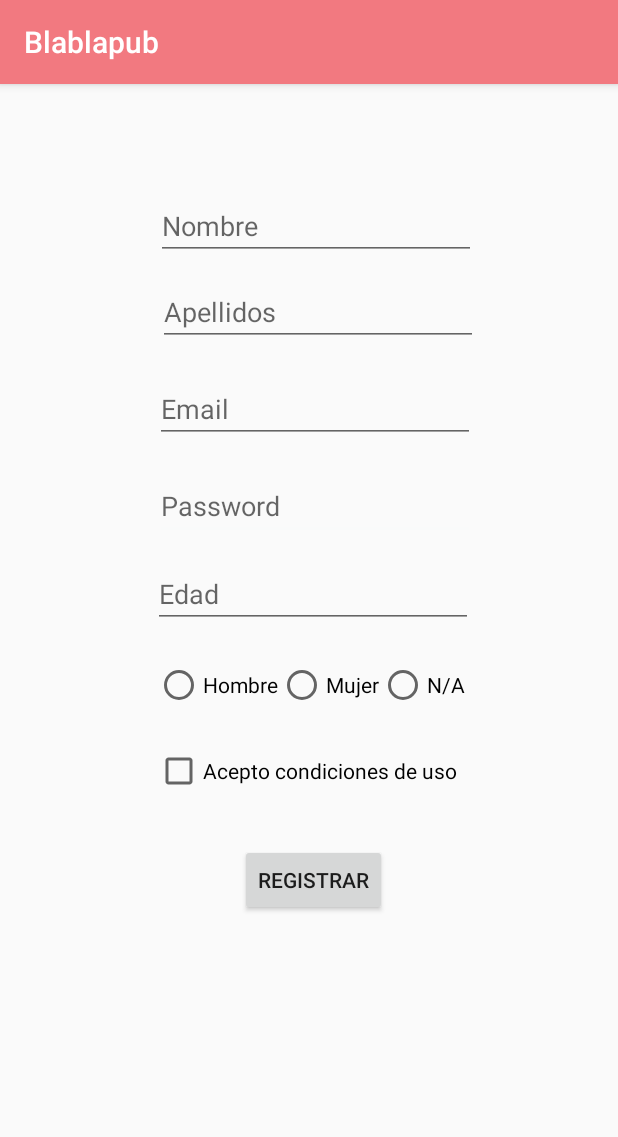
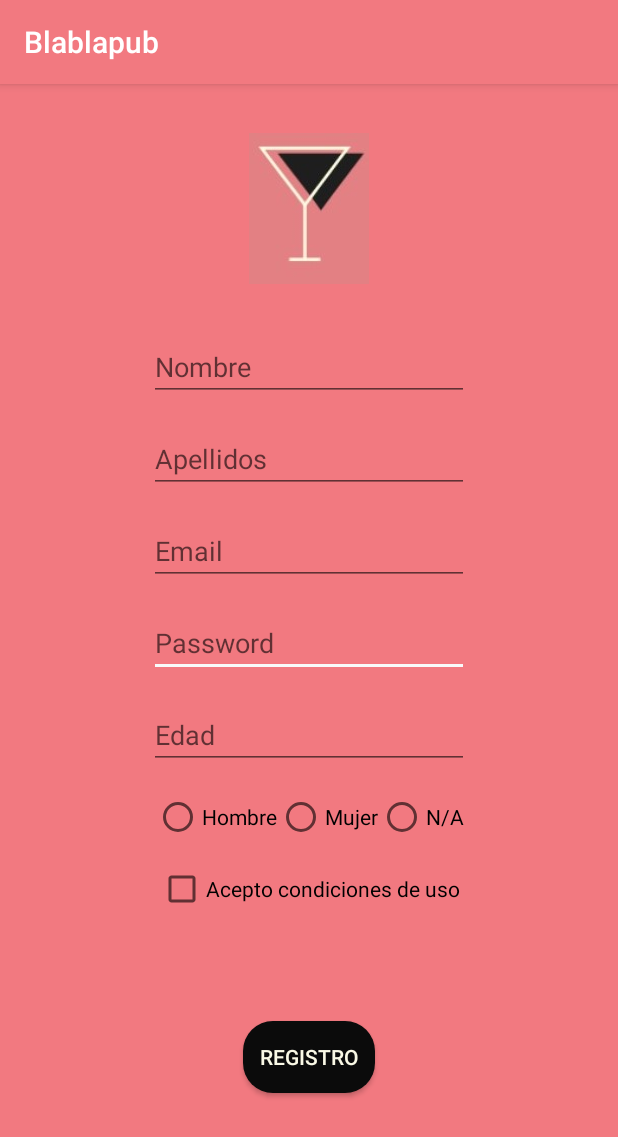
Before and after one commit to hectorLopezCEV/blablapub_android, an Android app: the RegisterActivity screen opened directly, with no data from a screen before it, on a phone screen of 412 x 824 dp. Shown: the top 1137 px of the screen. Run offline under Robolectric (Android 15) with nearby library versions, the phone set to English and light mode, and no system bars.

Commit message:
actualizacionRegistro3

```diff
--- a/app/src/main/java/com/cev/blablapub/MainActivity.java
+++ b/app/src/main/java/com/cev/blablapub/MainActivity.java
@@ -82,8 +82,8 @@ public class MainActivity extends AppCompatActivity implements CompoundButton.On
     Oculta la presentación y visualiza los campos de entrada de datos
      */
     public void abrirRegistro(View vista) {
-        login.setVisibility(View.GONE);
-        registro.setVisibility(View.GONE);
+        //login.setVisibility(View.GONE);
+        //registro.setVisibility(View.GONE);
 
         Intent intent = new Intent(this,RegisterActivity.class);
         intent.putExtra(EXTRA_MESSAGE, "message");
--- a/app/src/main/java/com/cev/blablapub/RegisterActivity.java
+++ b/app/src/main/java/com/cev/blablapub/RegisterActivity.java
@@ -79,7 +79,6 @@ public class RegisterActivity extends AppCompatActivity {
         if(todoOK == true){
             PetitionsPost petitionsPost = new PetitionsPost(this);
             String url = getString(R.string.app_url)+"user";
-            //String url = "192.168.1.102/api/user";
             String name = nombre.getText().toString()+" "+ apellidos.getText().toString();
             petitionsPost.execute(url,name,email.getText().toString(),password.getText().toString(),edad.getText().toString(),hombre.isChecked()?"hombre":"mujer");
         }
--- a/app/src/main/res/layout/activity_register2.xml
+++ b/app/src/main/res/layout/activity_register2.xml
@@ -4,69 +4,55 @@
     xmlns:tools="http://schemas.android.com/tools"
     android:layout_width="match_parent"
     android:layout_height="match_parent"
+    android:background="#F27980"
     tools:context=".RegisterActivity">
 
-    <CheckBox
-        android:id="@+id/aceptarCondiciones"
-        android:layout_width="wrap_content"
-        android:layout_height="wrap_content"
-        android:layout_marginStart="103dp"
-        android:layout_marginLeft="103dp"
-        android:layout_marginTop="25dp"
-        android:text="Acepto condiciones de uso"
-        android:visibility="visible"
+    <ImageView
+        android:id="@+id/imagenApp2"
+        android:layout_width="80dp"
+        android:layout_height="123dp"
+        android:layout_marginStart="112dp"
+        android:layout_marginLeft="112dp"
+        android:layout_marginTop="21dp"
+        android:layout_marginEnd="112dp"
+        android:layout_marginRight="112dp"
+        android:layout_marginBottom="21dp"
+        android:background="#F27980"
+        android:src="@drawable/logo"
+        app:layout_constraintBottom_toTopOf="@+id/nombre"
+        app:layout_constraintEnd_toEndOf="parent"
         app:layout_constraintStart_toStartOf="parent"
-        app:layout_constraintTop_toBottomOf="@+id/sexo" />
+        app:layout_constraintTop_toTopOf="parent" />
 
     <EditText
         android:id="@+id/password"
         android:layout_width="wrap_content"
         android:layout_height="wrap_content"
-        android:layout_marginStart="103dp"
-        android:layout_marginLeft="103dp"
-        android:layout_marginTop="19dp"
+        android:layout_marginStart="100dp"
+        android:layout_marginLeft="100dp"
+        android:layout_marginTop="16dp"
+        android:layout_marginEnd="100dp"
+        android:layout_marginRight="100dp"
         android:ems="10"
         android:hint="Password"
         android:inputType="textPassword"
+        app:layout_constraintEnd_toEndOf="parent"
         app:layout_constraintStart_toStartOf="parent"
         app:layout_constraintTop_toBottomOf="@+id/email" />
-
-    <EditText
-        android:id="@+id/nombre"
-        android:layout_width="wrap_content"
-        android:layout_height="wrap_content"
-        android:layout_marginStart="104dp"
-        android:layout_marginLeft="104dp"
-        android:layout_marginTop="72dp"
-        android:ems="10"
-        android:hint="Nombre"
-        android:inputType="textPersonName"
-        app:layout_constraintStart_toStartOf="parent"
-        app:layout_constraintTop_toTopOf="parent" />
-
-    <EditText
-        android:id="@+id/apellido"
-        android:layout_width="wrap_content"
-        android:layout_height="wrap_content"
-        android:layout_marginStart="105dp"
-        android:layout_marginLeft="105dp"
-        android:layout_marginTop="12dp"
-        android:ems="10"
-        android:hint="Apellidos"
-        android:inputType="textPersonName"
-        app:layout_constraintStart_toStartOf="parent"
-        app:layout_constraintTop_toBottomOf="@+id/nombre" />
 
     <EditText
         android:id="@+id/email"
         android:layout_width="wrap_content"
         android:layout_height="wrap_content"
-        android:layout_marginStart="103dp"
-        android:layout_marginLeft="103dp"
-        android:layout_marginTop="19dp"
+        android:layout_marginStart="100dp"
+        android:layout_marginLeft="100dp"
+        android:layout_marginTop="16dp"
+        android:layout_marginEnd="100dp"
+        android:layout_marginRight="100dp"
         android:ems="10"
         android:hint="Email"
         android:inputType="textEmailAddress"
+        app:layout_constraintEnd_toEndOf="parent"
         app:layout_constraintStart_toStartOf="parent"
         app:layout_constraintTop_toBottomOf="@+id/apellido" />
 
@@ -74,12 +60,15 @@
         android:id="@+id/edad"
         android:layout_width="wrap_content"
         android:layout_height="wrap_content"
-        android:layout_marginStart="102dp"
-        android:layout_marginLeft="102dp"
-        android:layout_marginTop="13dp"
+        android:layout_marginStart="100dp"
+        android:layout_marginLeft="100dp"
+        android:layout_marginTop="16dp"
+        android:layout_marginEnd="100dp"
+        android:layout_marginRight="100dp"
         android:ems="10"
         android:hint="Edad"
         android:inputType="numberDecimal"
+        app:layout_constraintEnd_toEndOf="parent"
         app:layout_constraintStart_toStartOf="parent"
         app:layout_constraintTop_toBottomOf="@+id/password" />
 
@@ -87,11 +76,14 @@
         android:id="@+id/sexo"
         android:layout_width="wrap_content"
         android:layout_height="wrap_content"
-        android:layout_marginStart="103dp"
-        android:layout_marginLeft="103dp"
-        android:layout_marginTop="22dp"
+        android:layout_marginStart="100dp"
+        android:layout_marginLeft="100dp"
+        android:layout_marginTop="16dp"
+        android:layout_marginEnd="100dp"
+        android:layout_marginRight="100dp"
         android:orientation="horizontal"
         android:visibility="visible"
+        app:layout_constraintEnd_toEndOf="parent"
         app:layout_constraintStart_toStartOf="parent"
         app:layout_constraintTop_toBottomOf="@+id/edad">
 
@@ -114,15 +106,72 @@
             android:text="N/A" />
     </RadioGroup>
 
+    <CheckBox
+        android:id="@+id/aceptarCondiciones"
+        android:layout_width="wrap_content"
+        android:layout_height="wrap_content"
+        android:layout_marginStart="100dp"
+        android:layout_marginLeft="100dp"
+        android:layout_marginTop="16dp"
+        android:layout_marginEnd="100dp"
+        android:layout_marginRight="100dp"
+        android:text="Acepto condiciones de uso"
+        android:visibility="visible"
+        app:layout_constraintEnd_toEndOf="parent"
+        app:layout_constraintStart_toStartOf="parent"
+        app:layout_constraintTop_toBottomOf="@+id/sexo" />
+
+    <EditText
+        android:id="@+id/apellido"
+        android:layout_width="wrap_content"
+        android:layout_height="wrap_content"
+        android:layout_marginStart="100dp"
+        android:layout_marginLeft="100dp"
+        android:layout_marginTop="16dp"
+        android:layout_marginEnd="100dp"
+        android:layout_marginRight="100dp"
+        android:ems="10"
+        android:hint="Apellidos"
+        android:inputType="textPersonName"
+        app:layout_constraintEnd_toEndOf="parent"
+        app:layout_constraintStart_toStartOf="parent"
+        app:layout_constraintTop_toBottomOf="@+id/nombre" />
+
+    <EditText
+        android:id="@+id/nombre"
+        android:layout_width="wrap_content"
+        android:layout_height="wrap_content"
+        android:layout_marginStart="100dp"
+        android:layout_marginLeft="100dp"
+        android:layout_marginTop="21dp"
+        android:layout_marginEnd="100dp"
+        android:layout_marginRight="100dp"
+        android:ems="10"
+        android:hint="Nombre"
+        android:inputType="textPersonName"
+        app:layout_constraintEnd_toEndOf="parent"
+        app:layout_constraintStart_toStartOf="parent"
+        app:layout_constraintTop_toBottomOf="@+id/imagenApp2" />
+
     <Button
         android:id="@+id/registrar"
         android:layout_width="wrap_content"
         android:layout_height="wrap_content"
-        android:layout_marginStart="160dp"
-        android:layout_marginLeft="160dp"
-        android:layout_marginTop="144dp"
+        android:layout_gravity="center"
+        android:layout_marginStart="100dp"
+        android:layout_marginLeft="100dp"
+        android:layout_marginTop="23dp"
+        android:layout_marginEnd="100dp"
+        android:layout_marginRight="100dp"
+        android:layout_marginBottom="47dp"
+        android:background="@drawable/ovalo"
         android:onClick="inscribirse"
-        android:text="Registrar"
+        android:padding="10dp"
+        android:text="registro"
+        android:textColor="#FAF9E6"
+        android:visibility="visible"
+        app:layout_constraintBottom_toBottomOf="parent"
+        app:layout_constraintEnd_toEndOf="parent"
         app:layout_constraintStart_toStartOf="parent"
-        app:layout_constraintTop_toBottomOf="@+id/edad" />
+        app:layout_constraintTop_toBottomOf="@+id/aceptarCondiciones" />
 </androidx.constraintlayout.widget.ConstraintLayout>
```
